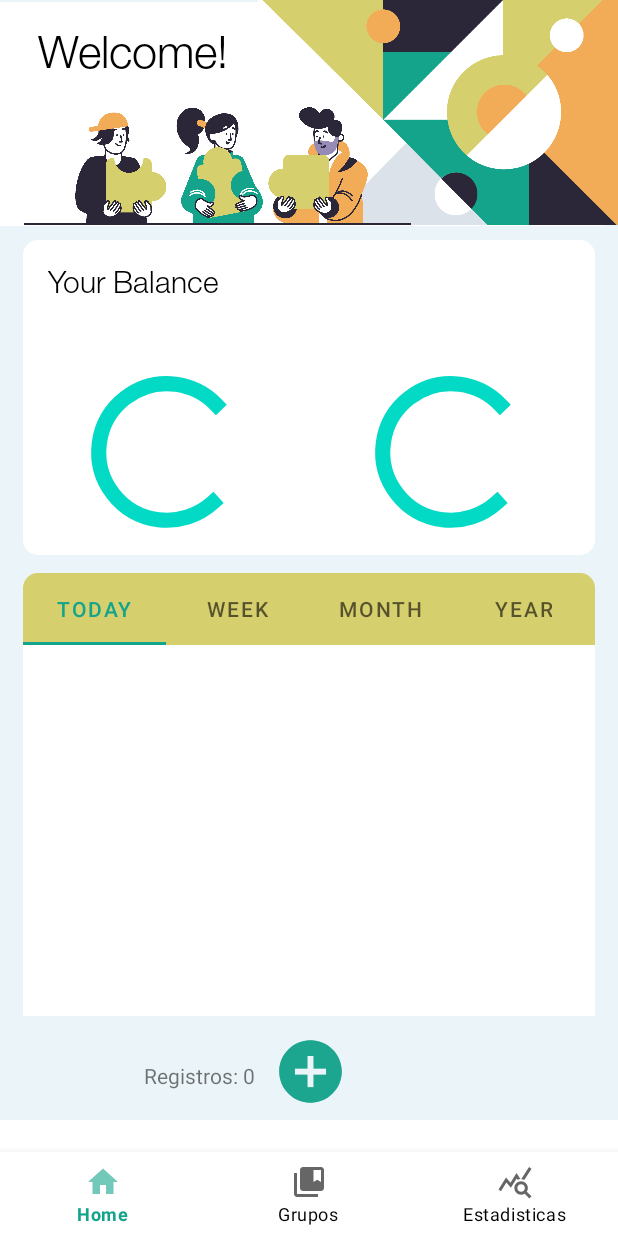
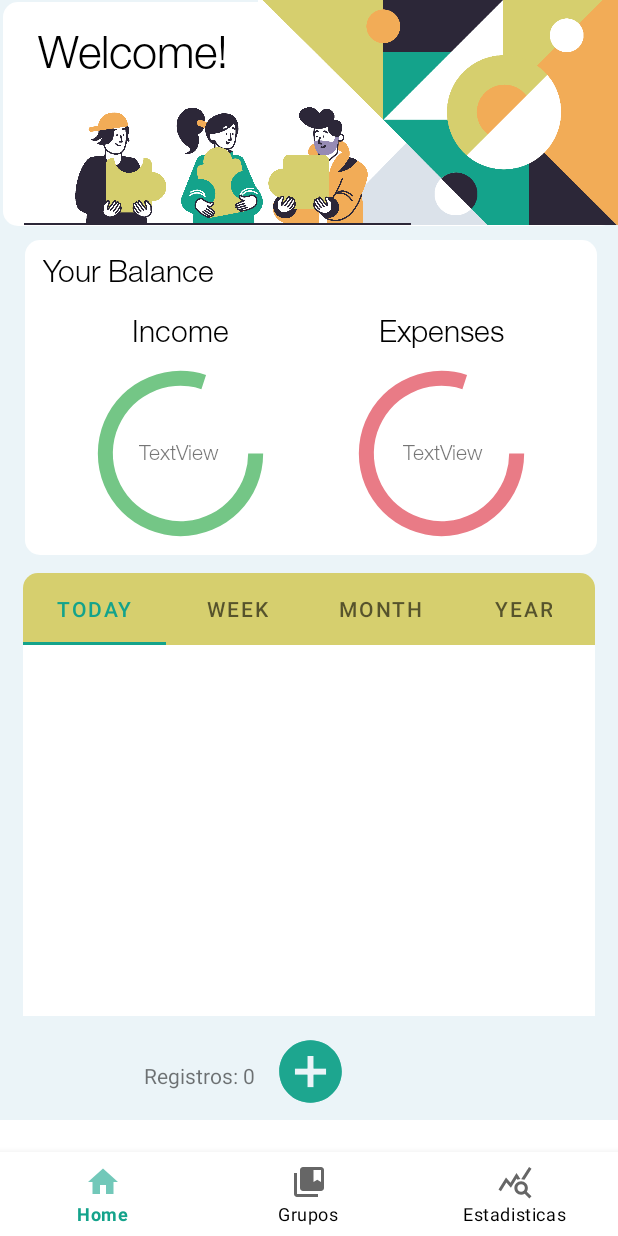
Before and after one commit to alejandroat99/ControlGastosLight, an Android app: the screen it shows after launch (MainActivity), on a phone screen of 412 x 824 dp. Run offline under Robolectric (Android 15) with nearby library versions, the phone set to English and light mode, and no system bars; our stand-ins replace Room's generated code, navigation-ui.

Commit message:
Añadidas barras de gastos e ingresos.

```diff
--- a/app/src/main/java/com/example/controlgastoslight/adapter/EstadisticasPageAdapter.java
+++ b/app/src/main/java/com/example/controlgastoslight/adapter/EstadisticasPageAdapter.java
@@ -8,7 +8,7 @@ import androidx.fragment.app.FragmentPagerAdapter;
 import com.example.controlgastoslight.EstadisticasDataFragment;
 
 public class EstadisticasPageAdapter extends FragmentPagerAdapter {
-    private int numTabs;
+    private final int numTabs;
 
     public EstadisticasPageAdapter(FragmentManager fm, int numTabs){
         super(fm);
--- /dev/null
+++ b/app/src/main/res/drawable/pg_circle_income.xml
@@ -0,0 +1,10 @@
+<?xml version="1.0" encoding="utf-8"?>
+<shape xmlns:android="http://schemas.android.com/apk/res/android"
+    android:shape="ring"
+    android:innerRadiusRatio="3"
+    android:thickness="10dp"
+    android:useLevel="true">
+
+    <solid
+        android:color="#74c686"/>
+</shape>
--- /dev/null
+++ b/app/src/main/res/drawable/pg_circle_losses.xml
@@ -0,0 +1,10 @@
+<?xml version="1.0" encoding="utf-8"?>
+<shape xmlns:android="http://schemas.android.com/apk/res/android"
+    android:shape="ring"
+    android:innerRadiusRatio="3"
+    android:thickness="10dp"
+    android:useLevel="true">
+
+    <solid
+        android:color="#e97b86"/>
+</shape>
--- a/app/src/main/res/layout/fragment_home.xml
+++ b/app/src/main/res/layout/fragment_home.xml
@@ -19,7 +19,7 @@
 
             <View
                 android:id="@+id/view3"
-                android:layout_width="668dp"
+                android:layout_width="match_parent"
                 android:layout_height="149dp"
                 android:layout_marginStart="2dp"
                 android:layout_marginTop="1dp"
@@ -115,6 +115,7 @@
                 android:background="@drawable/panel_color"
                 android:foregroundGravity="center_vertical"
                 app:layout_constraintEnd_toEndOf="parent"
+                app:layout_constraintHorizontal_bias="0.533"
                 app:layout_constraintStart_toStartOf="parent"
                 app:layout_constraintTop_toTopOf="parent" />
 
@@ -122,13 +123,39 @@
                 android:id="@+id/tVWelcome"
                 android:layout_width="wrap_content"
                 android:layout_height="wrap_content"
-                android:layout_marginStart="32dp"
-                android:layout_marginTop="15dp"
+                android:layout_marginStart="12dp"
+                android:layout_marginTop="8dp"
                 android:fontFamily="@font/helvetica_neue_light"
                 android:text="@string/Balance"
                 android:textColor="@color/black"
                 android:textSize="20dp"
-                app:layout_constraintStart_toStartOf="parent"
+                app:layout_constraintStart_toStartOf="@+id/Balance"
+                app:layout_constraintTop_toTopOf="@+id/Balance" />
+
+            <TextView
+                android:id="@+id/tVWelcome3"
+                android:layout_width="wrap_content"
+                android:layout_height="wrap_content"
+                android:layout_marginTop="48dp"
+                android:fontFamily="@font/helvetica_neue_light"
+                android:text="@string/Expenses"
+                android:textColor="@color/black"
+                android:textSize="20dp"
+                app:layout_constraintEnd_toEndOf="@+id/pGLosses"
+                app:layout_constraintStart_toStartOf="@+id/pGLosses"
+                app:layout_constraintTop_toTopOf="@+id/Balance" />
+
+            <TextView
+                android:id="@+id/tVWelcome2"
+                android:layout_width="wrap_content"
+                android:layout_height="wrap_content"
+                android:layout_marginTop="48dp"
+                android:fontFamily="@font/helvetica_neue_light"
+                android:text="@string/Incomes"
+                android:textColor="@color/black"
+                android:textSize="20dp"
+                app:layout_constraintEnd_toEndOf="@+id/pGIncome"
+                app:layout_constraintStart_toStartOf="@+id/pGIncome"
                 app:layout_constraintTop_toTopOf="@+id/Balance" />
 
             <TextView
@@ -167,24 +194,50 @@
                 app:layout_constraintTop_toTopOf="parent" />
 
             <ProgressBar
-                    android:id="@+id/progressBar"
-                    style="?android:attr/progressBarStyle"
-                    android:layout_width="160dp"
-                    android:layout_height="121dp"
-                    android:layout_marginStart="16dp"
+                android:id="@+id/pGIncome"
+                style="?android:attr/progressBarStyleHorizontal"
+                android:layout_width="135dp"
+                android:layout_height="119dp"
+                android:layout_marginStart="36dp"
                 android:layout_marginBottom="8dp"
+                android:indeterminate="false"
+                android:progress="80"
+                android:progressDrawable="@drawable/pg_circle_income"
                 app:layout_constraintBottom_toBottomOf="@+id/Balance"
                 app:layout_constraintStart_toStartOf="@+id/Balance" />
 
             <ProgressBar
-                    android:id="@+id/progressBar2"
-                    style="?android:attr/progressBarStyle"
-                    android:layout_width="160dp"
-                    android:layout_height="121dp"
-                    android:layout_marginEnd="16dp"
+                android:id="@+id/pGLosses"
+                style="?android:attr/progressBarStyleHorizontal"
+                android:layout_width="135dp"
+                android:layout_height="119dp"
+                android:layout_marginEnd="36dp"
                 android:layout_marginBottom="8dp"
-                    android:layout_marginTop="69dp"
+                android:progress="80"
+                android:progressDrawable="@drawable/pg_circle_losses"
                 app:layout_constraintBottom_toBottomOf="@+id/Balance"
+                app:layout_constraintEnd_toEndOf="@+id/Balance" />
+
+            <TextView
+                android:fontFamily="@font/helvetica_neue_light"
+                android:id="@+id/tVIncomes"
+                android:layout_width="wrap_content"
+                android:layout_height="wrap_content"
+                android:layout_marginStart="76dp"
+                android:layout_marginBottom="52dp"
+                android:text="TextView"
+                app:layout_constraintBottom_toBottomOf="@+id/pGIncome"
+                app:layout_constraintStart_toStartOf="@+id/Balance" />
+
+            <TextView
+                android:id="@+id/tVExpenses"
+                android:layout_width="wrap_content"
+                android:layout_height="wrap_content"
+                android:layout_marginEnd="76dp"
+                android:layout_marginBottom="52dp"
+                android:fontFamily="@font/helvetica_neue_light"
+                android:text="TextView"
+                app:layout_constraintBottom_toBottomOf="@+id/pGLosses"
                 app:layout_constraintEnd_toEndOf="@+id/Balance" />
         </androidx.constraintlayout.widget.ConstraintLayout>
     </ScrollView>
--- a/app/src/main/res/values/strings.xml
+++ b/app/src/main/res/values/strings.xml
@@ -27,4 +27,6 @@
     <string name="hint_quantity">Amount (€)</string>
     <string name="Welcome">Welcome!</string>
     <string name="Balance">Your Balance</string>
+    <string name="Incomes">Income</string>
+    <string name="Expenses">Expenses</string>
 </resources>
```
Also changed, not shown: 2 other files. Lines whose indentation alone changed are shown as unchanged.
